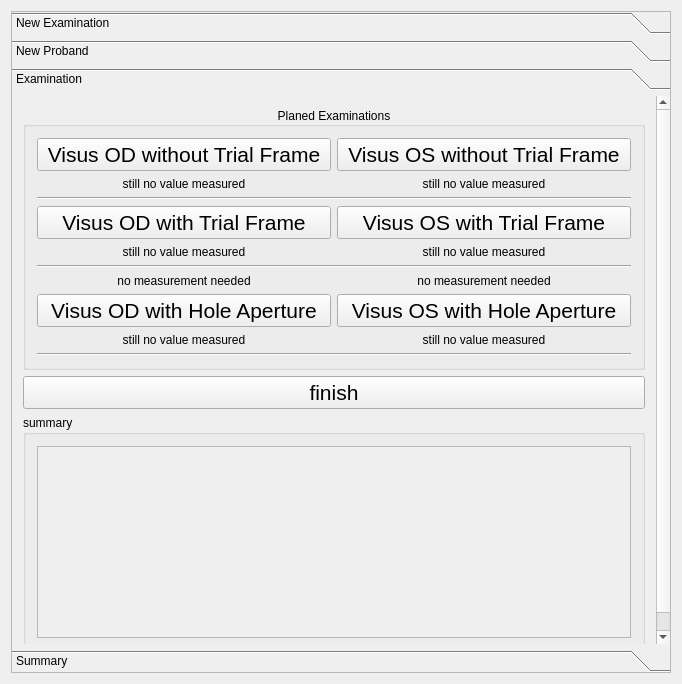
The window that mainwidget.ui (TPeschel/VisusTestWrapperQt) describes before a commit, drawn with Qt 5.
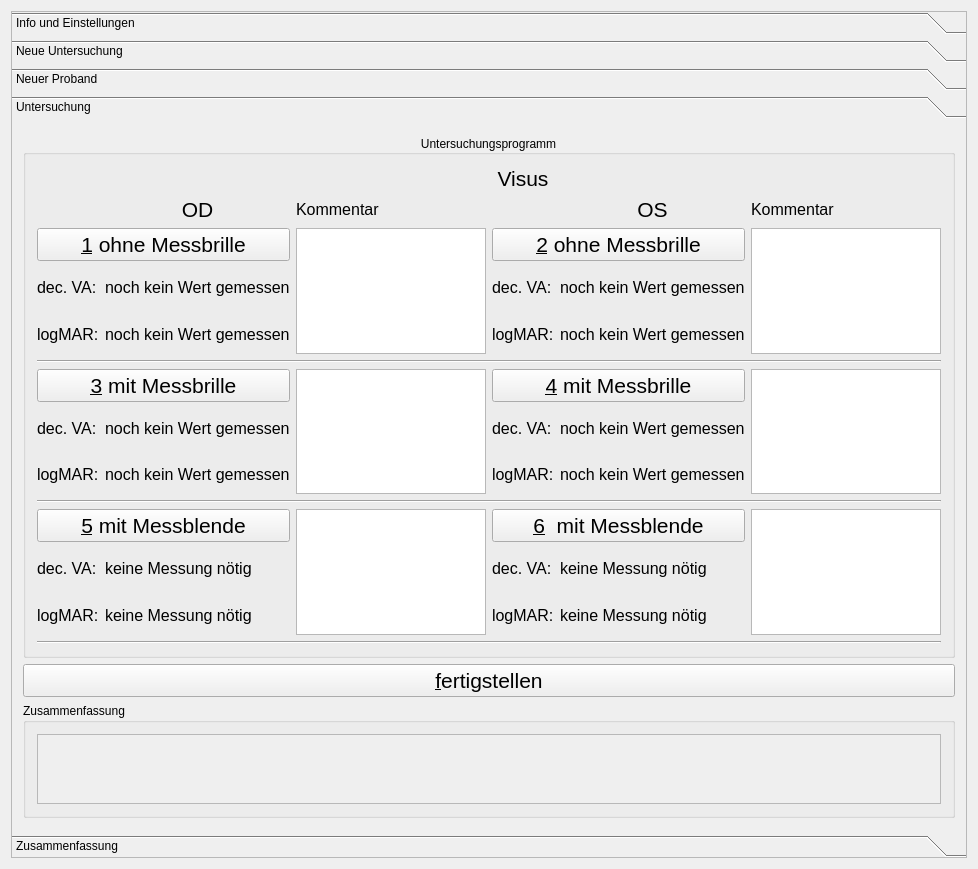
The same window after the commit. The open tabs and pages were chosen to show the change.

```diff
--- a/mainwidget.ui
+++ b/mainwidget.ui
@@ -6,8 +6,8 @@
    <rect>
     <x>0</x>
     <y>0</y>
-    <width>682</width>
-    <height>684</height>
+    <width>978</width>
+    <height>869</height>
    </rect>
   </property>
   <property name="sizePolicy">
@@ -47,7 +47,149 @@
        </rect>
       </property>
       <attribute name="label">
-       <string>New Examination</string>
+       <string>Info und Einstellungen</string>
+      </attribute>
+      <layout class="QGridLayout" name="gridLayout_10">
+       <item row="0" column="0">
+        <widget class="QGroupBox" name="groupBoxInfo">
+         <property name="title">
+          <string>Info</string>
+         </property>
+         <layout class="QGridLayout" name="gridLayout_9">
+          <item row="0" column="0">
+           <widget class="QCommandLinkButton" name="commandLinkButton">
+            <property name="text">
+             <string>CommandLinkButton</string>
+            </property>
+           </widget>
+          </item>
+          <item row="1" column="0">
+           <spacer name="verticalSpacer_5">
+            <property name="orientation">
+             <enum>Qt::Vertical</enum>
+            </property>
+            <property name="sizeHint" stdset="0">
+             <size>
+              <width>20</width>
+              <height>40</height>
+             </size>
+            </property>
+           </spacer>
+          </item>
+         </layout>
+        </widget>
+       </item>
+       <item row="1" column="0">
+        <widget class="QGroupBox" name="groupBoxProperties">
+         <property name="title">
+          <string>Einstellungen</string>
+         </property>
+         <layout class="QGridLayout" name="gridLayout_8">
+          <item row="3" column="0">
+           <widget class="QToolButton" name="toolButtonFlashPlayerExe">
+            <property name="text">
+             <string>...</string>
+            </property>
+           </widget>
+          </item>
+          <item row="9" column="0" colspan="5">
+           <spacer name="verticalSpacer_2">
+            <property name="orientation">
+             <enum>Qt::Vertical</enum>
+            </property>
+            <property name="sizeHint" stdset="0">
+             <size>
+              <width>20</width>
+              <height>40</height>
+             </size>
+            </property>
+           </spacer>
+          </item>
+          <item row="0" column="0" colspan="5">
+           <widget class="QLabel" name="label">
+            <property name="text">
+             <string>Flash Player Procetor:</string>
+            </property>
+           </widget>
+          </item>
+          <item row="5" column="0">
+           <widget class="QToolButton" name="toolButtonFrACTSWF">
+            <property name="text">
+             <string>...</string>
+            </property>
+           </widget>
+          </item>
+          <item row="7" column="0">
+           <widget class="QToolButton" name="toolButtonDataDir">
+            <property name="text">
+             <string>...</string>
+            </property>
+           </widget>
+          </item>
+          <item row="6" column="0">
+           <widget class="QLabel" name="labelDataDir">
+            <property name="text">
+             <string>Datenverzeichnis:</string>
+            </property>
+           </widget>
+          </item>
+          <item row="4" column="0" colspan="5">
+           <widget class="QLabel" name="labelFrACTSWF">
+            <property name="text">
+             <string>FrACT-SWF Datei:</string>
+            </property>
+           </widget>
+          </item>
+          <item row="3" column="1" colspan="4">
+           <widget class="QLineEdit" name="lineEditFlashplayerExe">
+            <property name="text">
+             <string>C:/Users/Thomas Peschel/Documents/dev/c++/life/Franziska/github.com/TPeschel/flash/flashplayer_29_sa.exe</string>
+            </property>
+           </widget>
+          </item>
+          <item row="5" column="1" colspan="4">
+           <widget class="QLineEdit" name="lineEditFrACTSWF">
+            <property name="text">
+             <string>C:/Users/Thomas Peschel/Documents/dev/c++/life/Franziska/github.com/TPeschel/flash/FrACT3.10.0d.swf</string>
+            </property>
+           </widget>
+          </item>
+          <item row="7" column="1" colspan="4">
+           <widget class="QLineEdit" name="lineEditDataDir">
+            <property name="text">
+             <string>C:/Users/Thomas Peschel/Documents/dev/c++/life/Franziska/github.com/TPeschel/data</string>
+            </property>
+           </widget>
+          </item>
+         </layout>
+        </widget>
+       </item>
+       <item row="2" column="0">
+        <spacer name="verticalSpacer_6">
+         <property name="orientation">
+          <enum>Qt::Vertical</enum>
+         </property>
+         <property name="sizeHint" stdset="0">
+          <size>
+           <width>20</width>
+           <height>40</height>
+          </size>
+         </property>
+        </spacer>
+       </item>
+      </layout>
+     </widget>
+     <widget class="QWidget" name="pageNewExamination">
+      <property name="geometry">
+       <rect>
+        <x>0</x>
+        <y>0</y>
+        <width>958</width>
+        <height>709</height>
+       </rect>
+      </property>
+      <attribute name="label">
+       <string>Neue Untersuchung</string>
       </attribute>
       <layout class="QGridLayout" name="gridLayout_2">
        <item row="0" column="0">
@@ -80,7 +222,7 @@
        </rect>
       </property>
       <attribute name="label">
-       <string>New Proband</string>
+       <string>Neuer Proband</string>
       </attribute>
       <layout class="QGridLayout" name="gridLayout_5">
        <item row="1" column="0">
@@ -156,223 +298,14 @@
        <rect>
         <x>0</x>
         <y>0</y>
-        <width>669</width>
-        <height>552</height>
+        <width>958</width>
+        <height>709</height>
        </rect>
       </property>
       <attribute name="label">
-       <string>Examination</string>
+       <string>Untersuchung</string>
       </attribute>
       <layout class="QGridLayout" name="gridLayout_6">
-       <item row="0" column="0">
-        <widget class="QGroupBox" name="groupBoxExamination">
-         <property name="title">
-          <string>Planed Examinations</string>
-         </property>
-         <property name="alignment">
-          <set>Qt::AlignCenter</set>
-         </property>
-         <layout class="QGridLayout" name="gridLayout_7">
-          <item row="3" column="2">
-           <widget class="QPushButton" name="pushButtonOSWithTrialFrame">
-            <property name="font">
-             <font>
-              <pointsize>16</pointsize>
-             </font>
-            </property>
-            <property name="text">
-             <string>Visus OS with Trial Frame</string>
-            </property>
-           </widget>
-          </item>
-          <item row="3" column="1">
-           <widget class="QPushButton" name="pushButtonODWithTrialFrame">
-            <property name="font">
-             <font>
-              <pointsize>16</pointsize>
-             </font>
-            </property>
-            <property name="text">
-             <string>Visus OD with Trial Frame</string>
-            </property>
-           </widget>
-          </item>
-          <item row="10" column="1" colspan="2">
-           <widget class="Line" name="line_3">
-            <property name="orientation">
-             <enum>Qt::Horizontal</enum>
-            </property>
-           </widget>
-          </item>
-          <item row="6" column="2">
-           <widget class="QLabel" name="labelOSWithHoleApertureMsg">
-            <property name="text">
-             <string>no measurement needed</string>
-            </property>
-            <property name="alignment">
-             <set>Qt::AlignCenter</set>
-            </property>
-            <property name="wordWrap">
-             <bool>true</bool>
-            </property>
-           </widget>
-          </item>
-          <item row="5" column="1" colspan="2">
-           <widget class="Line" name="line">
-            <property name="orientation">
-             <enum>Qt::Horizontal</enum>
-            </property>
-           </widget>
-          </item>
-          <item row="2" column="1" colspan="2">
-           <widget class="Line" name="line_2">
-            <property name="orientation">
-             <enum>Qt::Horizontal</enum>
-            </property>
-           </widget>
-          </item>
-          <item row="4" column="1">
-           <widget class="QLabel" name="labelODWithTrialFrame">
-            <property name="text">
-             <string>still no value measured</string>
-            </property>
-            <property name="alignment">
-             <set>Qt::AlignCenter</set>
-            </property>
-           </widget>
-          </item>
-          <item row="8" column="2" rowspan="2">
-           <widget class="QLabel" name="labelOSWithHoleAperture">
-            <property name="text">
-             <string>still no value measured</string>
-            </property>
-            <property name="alignment">
-             <set>Qt::AlignCenter</set>
-            </property>
-           </widget>
-          </item>
-          <item row="1" column="1">
-           <widget class="QLabel" name="labelODWithoutTrialFrame">
-            <property name="text">
-             <string>still no value measured</string>
-            </property>
-            <property name="alignment">
-             <set>Qt::AlignCenter</set>
-            </property>
-           </widget>
-          </item>
-          <item row="8" column="1" rowspan="2">
-           <widget class="QLabel" name="labelODWithHoleAperture">
-            <property name="text">
-             <string>still no value measured</string>
-            </property>
-            <property name="alignment">
-             <set>Qt::AlignCenter</set>
-            </property>
-           </widget>
-          </item>
-          <item row="1" column="2">
-           <widget class="QLabel" name="labelOSWithoutTrialFrame">
-            <property name="text">
-             <string>still no value measured</string>
-            </property>
-            <property name="alignment">
-             <set>Qt::AlignCenter</set>
-            </property>
-           </widget>
-          </item>
-          <item row="7" column="1">
-           <widget class="QPushButton" name="pushButtonODWithHoleAperture">
-            <property name="font">
-             <font>
-              <pointsize>16</pointsize>
-             </font>
-            </property>
-            <property name="text">
-             <string>Visus OD with Hole Aperture</string>
-            </property>
-           </widget>
-          </item>
-          <item row="0" column="1">
-           <widget class="QPushButton" name="pushButtonODWithoutTrialFrame">
-            <property name="sizePolicy">
-             <sizepolicy hsizetype="Minimum" vsizetype="Fixed">
-              <horstretch>0</horstretch>
-              <verstretch>0</verstretch>
-             </sizepolicy>
-            </property>
-            <property name="font">
-             <font>
-              <pointsize>16</pointsize>
-             </font>
-            </property>
-            <property name="text">
-             <string>Visus OD without Trial Frame</string>
-            </property>
-           </widget>
-          </item>
-          <item row="7" column="2">
-           <widget class="QPushButton" name="pushButtonOSWithHoleAperture">
-            <property name="font">
-             <font>
-              <pointsize>16</pointsize>
-             </font>
-            </property>
-            <property name="text">
-             <string>Visus OS with Hole Aperture</string>
-            </property>
-           </widget>
-          </item>
-          <item row="4" column="2">
-           <widget class="QLabel" name="labelOSWithTrialFrame">
-            <property name="text">
-             <string>still no value measured</string>
-            </property>
-            <property name="alignment">
-             <set>Qt::AlignCenter</set>
-            </property>
-           </widget>
-          </item>
-          <item row="0" column="2">
-           <widget class="QPushButton" name="pushButtonOSWithoutTrialFrame">
-            <property name="sizePolicy">
-             <sizepolicy hsizetype="Minimum" vsizetype="Fixed">
-              <horstretch>0</horstretch>
-              <verstretch>0</verstretch>
-             </sizepolicy>
-            </property>
-            <property name="baseSize">
-             <size>
-              <width>0</width>
-              <height>0</height>
-             </size>
-            </property>
-            <property name="font">
-             <font>
-              <pointsize>16</pointsize>
-             </font>
-            </property>
-            <property name="text">
-             <string>Visus OS without Trial Frame</string>
-            </property>
-           </widget>
-          </item>
-          <item row="6" column="1">
-           <widget class="QLabel" name="labelODWithHoleApertureMsg">
-            <property name="text">
-             <string>no measurement needed</string>
-            </property>
-            <property name="alignment">
-             <set>Qt::AlignCenter</set>
-            </property>
-            <property name="wordWrap">
-             <bool>true</bool>
-            </property>
-           </widget>
-          </item>
-         </layout>
-        </widget>
-       </item>
        <item row="1" column="0">
         <widget class="QPushButton" name="pushButtonFinishExamination">
          <property name="font">
@@ -381,7 +314,7 @@
           </font>
          </property>
          <property name="text">
-          <string>finish</string>
+          <string>&amp;fertigstellen</string>
          </property>
         </widget>
        </item>
@@ -390,9 +323,14 @@
          <property name="orientation">
           <enum>Qt::Vertical</enum>
          </property>
-         <widget class="QGroupBox" name="groupBox">
+         <widget class="QGroupBox" name="groupBoxSummary">
+          <property name="font">
+           <font>
+            <pointsize>9</pointsize>
+           </font>
+          </property>
           <property name="title">
-           <string>summary</string>
+           <string>Zusammenfassung</string>
           </property>
           <layout class="QGridLayout" name="gridLayout_4">
            <item row="0" column="0">
@@ -421,6 +359,543 @@
          </widget>
         </widget>
        </item>
+       <item row="0" column="0">
+        <widget class="QGroupBox" name="groupBoxExamination">
+         <property name="title">
+          <string>Untersuchungsprogramm</string>
+         </property>
+         <property name="alignment">
+          <set>Qt::AlignCenter</set>
+         </property>
+         <layout class="QGridLayout" name="gridLayout_7">
+          <item row="6" column="0" colspan="2">
+           <widget class="QPushButton" name="pushButtonODWithTrialFrame">
+            <property name="font">
+             <font>
+              <pointsize>16</pointsize>
+             </font>
+            </property>
+            <property name="text">
+             <string>&amp;3 mit Messbrille</string>
+            </property>
+           </widget>
+          </item>
+          <item row="4" column="4">
+           <widget class="QLabel" name="labelOSWithoutTrialFrameLogMARVal">
+            <property name="font">
+             <font>
+              <pointsize>12</pointsize>
+             </font>
+            </property>
+            <property name="text">
+             <string>noch kein Wert gemessen</string>
+            </property>
+            <property name="alignment">
+             <set>Qt::AlignLeading|Qt::AlignLeft|Qt::AlignVCenter</set>
+            </property>
+           </widget>
+          </item>
+          <item row="7" column="3">
+           <widget class="QLabel" name="labelDVA4">
+            <property name="font">
+             <font>
+              <pointsize>12</pointsize>
+             </font>
+            </property>
+            <property name="text">
+             <string>dec. VA:</string>
+            </property>
+           </widget>
+          </item>
+          <item row="14" column="0" colspan="6">
+           <widget class="Line" name="line_3">
+            <property name="orientation">
+             <enum>Qt::Horizontal</enum>
+            </property>
+           </widget>
+          </item>
+          <item row="6" column="3" colspan="2">
+           <widget class="QPushButton" name="pushButtonOSWithTrialFrame">
+            <property name="font">
+             <font>
+              <pointsize>16</pointsize>
+             </font>
+            </property>
+            <property name="text">
+             <string>&amp;4 mit Messbrille</string>
+            </property>
+           </widget>
+          </item>
+          <item row="7" column="0">
+           <widget class="QLabel" name="labelDVA3">
+            <property name="font">
+             <font>
+              <pointsize>12</pointsize>
+             </font>
+            </property>
+            <property name="text">
+             <string>dec. VA:</string>
+            </property>
+           </widget>
+          </item>
+          <item row="2" column="3" colspan="2">
+           <widget class="QPushButton" name="pushButtonOSWithoutTrialFrame">
+            <property name="sizePolicy">
+             <sizepolicy hsizetype="Minimum" vsizetype="Fixed">
+              <horstretch>0</horstretch>
+              <verstretch>0</verstretch>
+             </sizepolicy>
+            </property>
+            <property name="baseSize">
+             <size>
+              <width>0</width>
+              <height>0</height>
+             </size>
+            </property>
+            <property name="font">
+             <font>
+              <pointsize>16</pointsize>
+             </font>
+            </property>
+            <property name="text">
+             <string>&amp;2 ohne Messbrille</string>
+            </property>
+           </widget>
+          </item>
+          <item row="2" column="0" colspan="2">
+           <widget class="QPushButton" name="pushButtonODWithoutTrialFrame">
+            <property name="sizePolicy">
+             <sizepolicy hsizetype="Minimum" vsizetype="Fixed">
+              <horstretch>0</horstretch>
+              <verstretch>0</verstretch>
+             </sizepolicy>
+            </property>
+            <property name="font">
+             <font>
+              <pointsize>16</pointsize>
+             </font>
+            </property>
+            <property name="text">
+             <string>&amp;1 ohne Messbrille</string>
+            </property>
+           </widget>
+          </item>
+          <item row="4" column="1">
+           <widget class="QLabel" name="labelODWithoutTrialFrameLogMARVal">
+            <property name="font">
+             <font>
+              <pointsize>12</pointsize>
+             </font>
+            </property>
+            <property name="text">
+             <string>noch kein Wert gemessen</string>
+            </property>
+            <property name="alignment">
+             <set>Qt::AlignLeading|Qt::AlignLeft|Qt::AlignVCenter</set>
+            </property>
+           </widget>
+          </item>
+          <item row="4" column="0">
+           <widget class="QLabel" name="labelLogMAR1">
+            <property name="font">
+             <font>
+              <pointsize>12</pointsize>
+             </font>
+            </property>
+            <property name="text">
+             <string>logMAR:</string>
+            </property>
+           </widget>
+          </item>
+          <item row="5" column="0" colspan="6">
+           <widget class="Line" name="line_2">
+            <property name="orientation">
+             <enum>Qt::Horizontal</enum>
+            </property>
+           </widget>
+          </item>
+          <item row="8" column="1">
+           <widget class="QLabel" name="labelODWithTrialFrameLogMARVal">
+            <property name="font">
+             <font>
+              <pointsize>12</pointsize>
+             </font>
+            </property>
+            <property name="text">
+             <string>noch kein Wert gemessen</string>
+            </property>
+            <property name="alignment">
+             <set>Qt::AlignLeading|Qt::AlignLeft|Qt::AlignVCenter</set>
+            </property>
+           </widget>
+          </item>
+          <item row="8" column="0">
+           <widget class="QLabel" name="labelLogMAR3">
+            <property name="font">
+             <font>
+              <pointsize>12</pointsize>
+             </font>
+            </property>
+            <property name="text">
+             <string>logMAR:</string>
+            </property>
+           </widget>
+          </item>
+          <item row="2" column="5" rowspan="3">
+           <widget class="QPlainTextEdit" name="plainTextEdit_3"/>
+          </item>
+          <item row="11" column="2" rowspan="3">
+           <widget class="QPlainTextEdit" name="plainTextEdit_6"/>
+          </item>
+          <item row="11" column="0" colspan="2">
+           <widget class="QPushButton" name="pushButtonODWithHoleAperture">
+            <property name="font">
+             <font>
+              <pointsize>16</pointsize>
+             </font>
+            </property>
+            <property name="text">
+             <string>&amp;5 mit Messblende</string>
+            </property>
+           </widget>
+          </item>
+          <item row="9" column="0" rowspan="2" colspan="6">
+           <widget class="Line" name="line">
+            <property name="orientation">
+             <enum>Qt::Horizontal</enum>
+            </property>
+           </widget>
+          </item>
+          <item row="11" column="5" rowspan="3">
+           <widget class="QPlainTextEdit" name="plainTextEdit_5"/>
+          </item>
+          <item row="3" column="3">
+           <widget class="QLabel" name="labelDVA2">
+            <property name="font">
+             <font>
+              <pointsize>12</pointsize>
+             </font>
+            </property>
+            <property name="text">
+             <string>dec. VA:</string>
+            </property>
+           </widget>
+          </item>
+          <item row="4" column="3">
+           <widget class="QLabel" name="labelLogMAR2">
+            <property name="font">
+             <font>
+              <pointsize>12</pointsize>
+             </font>
+            </property>
+            <property name="text">
+             <string>logMAR:</string>
+            </property>
+           </widget>
+          </item>
+          <item row="11" column="3" colspan="2">
+           <widget class="QPushButton" name="pushButtonOSWithHoleAperture">
+            <property name="font">
+             <font>
+              <pointsize>16</pointsize>
+             </font>
+            </property>
+            <property name="text">
+             <string>&amp;6  mit Messblende</string>
+            </property>
+           </widget>
+          </item>
+          <item row="8" column="3">
+           <widget class="QLabel" name="labelLogMAR4">
+            <property name="font">
+             <font>
+              <pointsize>12</pointsize>
+             </font>
+            </property>
+            <property name="text">
+             <string>logMAR:</string>
+            </property>
+           </widget>
+          </item>
+          <item row="12" column="0">
+           <widget class="QLabel" name="labelDVA5">
+            <property name="font">
+             <font>
+              <pointsize>12</pointsize>
+             </font>
+            </property>
+            <property name="text">
+             <string>dec. VA:</string>
+            </property>
+           </widget>
+          </item>
+          <item row="12" column="3">
+           <widget class="QLabel" name="labelDVA6">
+            <property name="font">
+             <font>
+              <pointsize>12</pointsize>
+             </font>
+            </property>
+            <property name="text">
+             <string>dec. VA:</string>
+            </property>
+           </widget>
+          </item>
+          <item row="8" column="4">
+           <widget class="QLabel" name="labelOSWithTrialFrameLogMARVal">
+            <property name="font">
+             <font>
+              <pointsize>12</pointsize>
+             </font>
+            </property>
+            <property name="text">
+             <string>noch kein Wert gemessen</string>
+            </property>
+            <property name="alignment">
+             <set>Qt::AlignLeading|Qt::AlignLeft|Qt::AlignVCenter</set>
+            </property>
+           </widget>
+          </item>
+          <item row="13" column="1">
+           <widget class="QLabel" name="labelODWithHoleApertureLogMARVal">
+            <property name="font">
+             <font>
+              <pointsize>12</pointsize>
+             </font>
+            </property>
+            <property name="text">
+             <string>keine Messung nötig</string>
+            </property>
+            <property name="alignment">
+             <set>Qt::AlignLeading|Qt::AlignLeft|Qt::AlignVCenter</set>
+            </property>
+           </widget>
+          </item>
+          <item row="13" column="4">
+           <widget class="QLabel" name="labelOSWithHoleApertureLogMARVal">
+            <property name="font">
+             <font>
+              <pointsize>12</pointsize>
+             </font>
+            </property>
+            <property name="text">
+             <string>keine Messung nötig</string>
+            </property>
+            <property name="alignment">
+             <set>Qt::AlignLeading|Qt::AlignLeft|Qt::AlignVCenter</set>
+            </property>
+           </widget>
+          </item>
+          <item row="13" column="0">
+           <widget class="QLabel" name="labelLogMAR5">
+            <property name="font">
+             <font>
+              <pointsize>12</pointsize>
+             </font>
+            </property>
+            <property name="text">
+             <string>logMAR:</string>
+            </property>
+           </widget>
+          </item>
+          <item row="13" column="3">
+           <widget class="QLabel" name="labelLogMAR6">
+            <property name="font">
+             <font>
+              <pointsize>12</pointsize>
+             </font>
+            </property>
+            <property name="text">
+             <string>logMAR:</string>
+            </property>
+           </widget>
+          </item>
+          <item row="3" column="4">
+           <widget class="QLabel" name="labelOSWithoutTrialFrameDVAVal">
+            <property name="font">
+             <font>
+              <pointsize>12</pointsize>
+             </font>
+            </property>
+            <property name="text">
+             <string>noch kein Wert gemessen</string>
+            </property>
+            <property name="alignment">
+             <set>Qt::AlignLeading|Qt::AlignLeft|Qt::AlignVCenter</set>
+            </property>
+           </widget>
+          </item>
+          <item row="3" column="1">
+           <widget class="QLabel" name="labelODWithoutTrialFrameDVAVal">
+            <property name="font">
+             <font>
+              <pointsize>12</pointsize>
+             </font>
+            </property>
+            <property name="text">
+             <string>noch kein Wert gemessen</string>
+            </property>
+            <property name="alignment">
+             <set>Qt::AlignLeading|Qt::AlignLeft|Qt::AlignVCenter</set>
+            </property>
+           </widget>
+          </item>
+          <item row="7" column="1">
+           <widget class="QLabel" name="labelODWithTrialFrameDVAVal">
+            <property name="font">
+             <font>
+              <pointsize>12</pointsize>
+             </font>
+            </property>
+            <property name="text">
+             <string>noch kein Wert gemessen</string>
+            </property>
+            <property name="alignment">
+             <set>Qt::AlignLeading|Qt::AlignLeft|Qt::AlignVCenter</set>
+            </property>
+           </widget>
+          </item>
+          <item row="7" column="4">
+           <widget class="QLabel" name="labelOSWithTrialFrameDVAVal">
+            <property name="font">
+             <font>
+              <pointsize>12</pointsize>
+             </font>
+            </property>
+            <property name="text">
+             <string>noch kein Wert gemessen</string>
+            </property>
+            <property name="alignment">
+             <set>Qt::AlignLeading|Qt::AlignLeft|Qt::AlignVCenter</set>
+            </property>
+           </widget>
+          </item>
+          <item row="12" column="1">
+           <widget class="QLabel" name="labelODWithHoleApertureDVAVal">
+            <property name="font">
+             <font>
+              <pointsize>12</pointsize>
+             </font>
+            </property>
+            <property name="text">
+             <string>keine Messung nötig</string>
+            </property>
+            <property name="alignment">
+             <set>Qt::AlignLeading|Qt::AlignLeft|Qt::AlignVCenter</set>
+            </property>
+           </widget>
+          </item>
+          <item row="12" column="4">
+           <widget class="QLabel" name="labelOSWithHoleApertureDVAVal">
+            <property name="font">
+             <font>
+              <pointsize>12</pointsize>
+             </font>
+            </property>
+            <property name="text">
+             <string>keine Messung nötig</string>
+            </property>
+            <property name="alignment">
+             <set>Qt::AlignLeading|Qt::AlignLeft|Qt::AlignVCenter</set>
+            </property>
+           </widget>
+          </item>
+          <item row="0" column="1" colspan="5">
+           <widget class="QLabel" name="labelVisus">
+            <property name="font">
+             <font>
+              <pointsize>16</pointsize>
+             </font>
+            </property>
+            <property name="text">
+             <string>Visus</string>
+            </property>
+            <property name="alignment">
+             <set>Qt::AlignCenter</set>
+            </property>
+           </widget>
+          </item>
+          <item row="1" column="2">
+           <widget class="QLabel" name="labelCommentOD">
+            <property name="font">
+             <font>
+              <pointsize>12</pointsize>
+             </font>
+            </property>
+            <property name="text">
+             <string>Kommentar</string>
+            </property>
+           </widget>
+          </item>
+          <item row="1" column="5">
+           <widget class="QLabel" name="labelCommentOS">
+            <property name="font">
+             <font>
+              <pointsize>12</pointsize>
+             </font>
+            </property>
+            <property name="text">
+             <string>Kommentar</string>
+            </property>
+           </widget>
+          </item>
+          <item row="6" column="5" rowspan="3">
+           <widget class="QPlainTextEdit" name="plainTextEdit_4"/>
+          </item>
+          <item row="2" column="2" rowspan="3">
+           <widget class="QPlainTextEdit" name="plainTextEdit"/>
+          </item>
+          <item row="6" column="2" rowspan="3">
+           <widget class="QPlainTextEdit" name="plainTextEdit_2"/>
+          </item>
+          <item row="1" column="4">
+           <widget class="QLabel" name="labelOS">
+            <property name="font">
+             <font>
+              <pointsize>16</pointsize>
+             </font>
+            </property>
+            <property name="text">
+             <string>OS</string>
+            </property>
+            <property name="alignment">
+             <set>Qt::AlignCenter</set>
+            </property>
+           </widget>
+          </item>
+          <item row="1" column="1">
+           <widget class="QLabel" name="labelOD">
+            <property name="font">
+             <font>
+              <pointsize>16</pointsize>
+             </font>
+            </property>
+            <property name="layoutDirection">
+             <enum>Qt::LeftToRight</enum>
+            </property>
+            <property name="text">
+             <string>OD</string>
+            </property>
+            <property name="alignment">
+             <set>Qt::AlignCenter</set>
+            </property>
+           </widget>
+          </item>
+          <item row="3" column="0">
+           <widget class="QLabel" name="labelDVA1">
+            <property name="font">
+             <font>
+              <pointsize>12</pointsize>
+             </font>
+            </property>
+            <property name="text">
+             <string>dec. VA:</string>
+            </property>
+           </widget>
+          </item>
+         </layout>
+        </widget>
+       </item>
       </layout>
      </widget>
      <widget class="QWidget" name="pageSummaries">
@@ -433,7 +908,7 @@
        </rect>
       </property>
       <attribute name="label">
-       <string>Summary</string>
+       <string>Zusammenfassung</string>
       </attribute>
       <layout class="QGridLayout" name="gridLayout_3">
        <item row="0" column="0" colspan="2">
```
Left out of the diff: 35 changed lines with no effect on the pictures.
